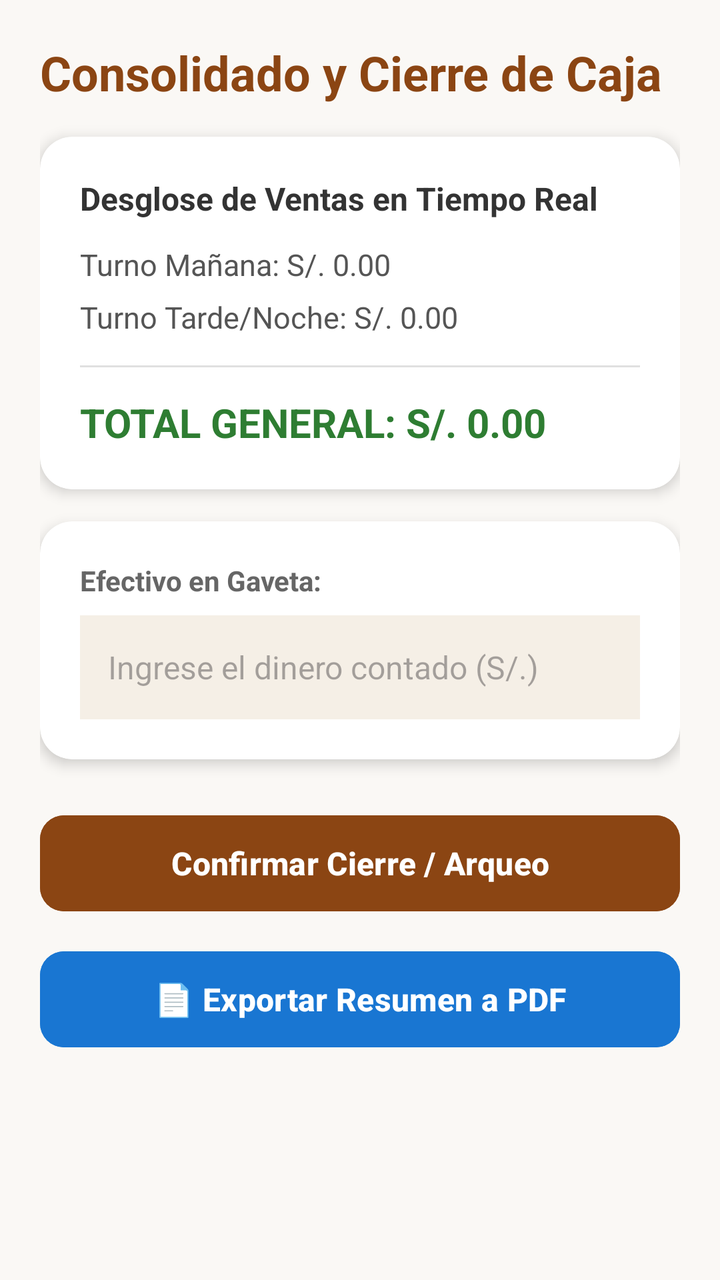
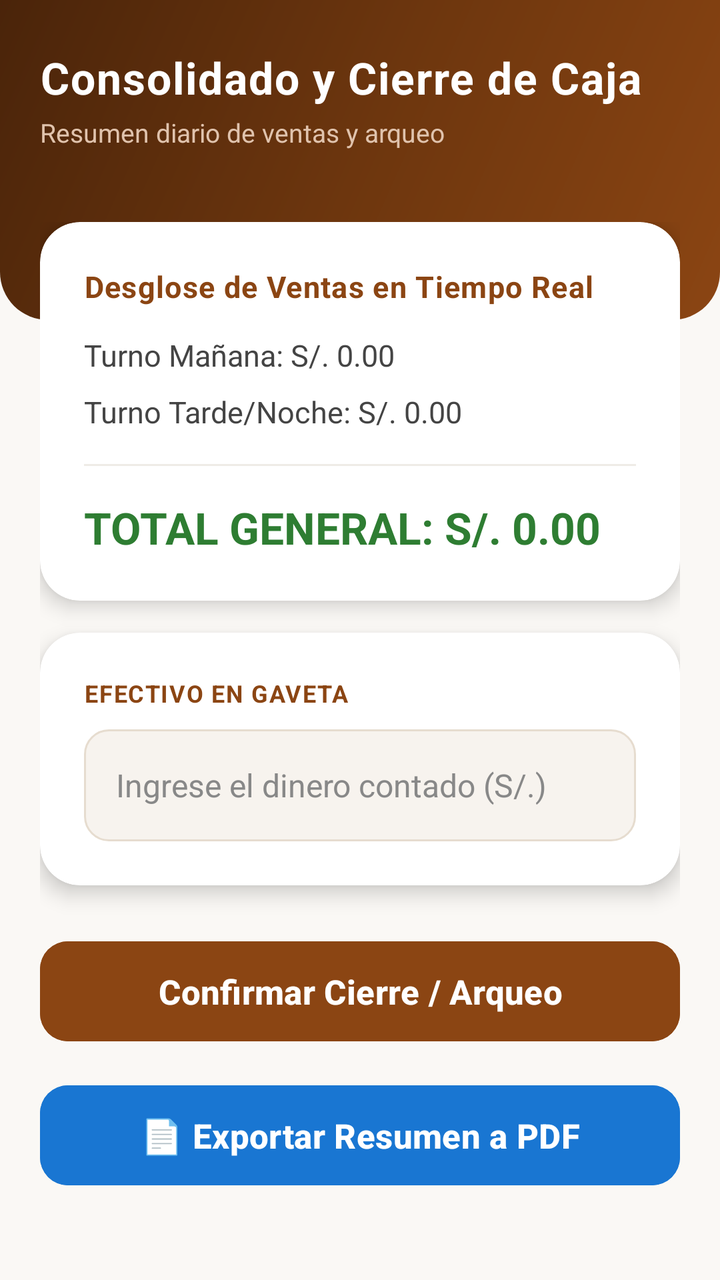

The first picture is an Android layout as it rendered before a commit; the second is the same layout after the commit. The layout source and the unified diff follow.
<!-- AndroidManifest.xml: application theme Theme.Ricopan_ventas -->
<!-- res/layout/activity_cierre_caja.xml -->
<?xml version="1.0" encoding="utf-8"?>
<ScrollView xmlns:android="http://schemas.android.com/apk/res/android"
    xmlns:app="http://schemas.android.com/apk/res-auto"
    android:layout_width="match_parent"
    android:layout_height="match_parent"
    android:fillViewport="true"
    android:background="#FAF8F5">

    <LinearLayout
        android:layout_width="match_parent"
        android:layout_height="wrap_content"
        android:orientation="vertical"
        android:padding="20dp">

        <TextView
            android:layout_width="wrap_content"
            android:layout_height="wrap_content"
            android:text="Consolidado y Cierre de Caja"
            android:textSize="24sp"
            android:textStyle="bold"
            android:textColor="#8B4513"
            android:layout_marginBottom="16dp"/>

        
        <androidx.cardview.widget.CardView
            android:layout_width="match_parent"
            android:layout_height="wrap_content"
            app:cardCornerRadius="16dp"
            app:cardElevation="4dp"
            app:cardBackgroundColor="@android:color/white"
            android:layout_marginBottom="16dp">

            <LinearLayout
                android:layout_width="match_parent"
                android:layout_height="wrap_content"
                android:orientation="vertical"
                android:padding="20dp">

                <TextView
                    android:layout_width="wrap_content"
                    android:layout_height="wrap_content"
                    android:text="Desglose de Ventas en Tiempo Real"
                    android:textColor="#333333"
                    android:textStyle="bold"
                    android:textSize="16sp"
                    android:layout_marginBottom="12dp"/>

                <TextView
                    android:id="@+id/tvVentasManana"
                    android:layout_width="wrap_content"
                    android:layout_height="wrap_content"
                    android:text="Turno Mañana: S/. 0.00"
                    android:textSize="15sp"
                    android:textColor="#555555"
                    android:layout_marginBottom="6dp"/>

                <TextView
                    android:id="@+id/tvVentasTarde"
                    android:layout_width="wrap_content"
                    android:layout_height="wrap_content"
                    android:text="Turno Tarde/Noche: S/. 0.00"
                    android:textSize="15sp"
                    android:textColor="#555555"
                    android:layout_marginBottom="14dp"/>

                <View
                    android:layout_width="match_parent"
                    android:layout_height="1dp"
                    android:background="#E0E0E0"
                    android:layout_marginBottom="14dp"/>

                <TextView
                    android:id="@+id/tvTotalEsperado"
                    android:layout_width="wrap_content"
                    android:layout_height="wrap_content"
                    android:text="TOTAL GENERAL: S/. 0.00"
                    android:textColor="#2E7D32"
                    android:textStyle="bold"
                    android:textSize="20sp"/>
            </LinearLayout>
        </androidx.cardview.widget.CardView>

        
        <androidx.cardview.widget.CardView
            android:layout_width="match_parent"
            android:layout_height="wrap_content"
            app:cardCornerRadius="16dp"
            app:cardElevation="4dp"
            app:cardBackgroundColor="@android:color/white"
            android:layout_marginBottom="24dp">

            <LinearLayout
                android:layout_width="match_parent"
                android:layout_height="wrap_content"
                android:orientation="vertical"
                android:padding="20dp">

                <TextView
                    android:layout_width="wrap_content"
                    android:layout_height="wrap_content"
                    android:text="Efectivo en Gaveta:"
                    android:textColor="#666666"
                    android:textStyle="bold"
                    android:textSize="14sp"
                    android:layout_marginBottom="8dp"/>

                <EditText
                    android:id="@+id/etEfectivoFisico"
                    android:layout_width="match_parent"
                    android:layout_height="52dp"
                    android:hint="Ingrese el dinero contado (S/.)"
                    android:inputType="numberDecimal"
                    android:background="#F5EFE6"
                    android:paddingHorizontal="14dp"
                    android:textSize="16sp"/>
            </LinearLayout>
        </androidx.cardview.widget.CardView>

        
        <Button
            android:id="@+id/btnConfirmarCierre"
            android:layout_width="match_parent"
            android:layout_height="56dp"
            android:text="Confirmar Cierre / Arqueo"
            android:backgroundTint="#8B4513"
            android:textColor="@android:color/white"
            android:textStyle="bold"
            android:textSize="16sp"
            app:cornerRadius="12dp"
            android:layout_marginBottom="12dp"/>

        <Button
            android:id="@+id/btnExportarPDF"
            android:layout_width="match_parent"
            android:layout_height="56dp"
            android:text="📄 Exportar Resumen a PDF"
            android:backgroundTint="#1976D2"
            android:textColor="@android:color/white"
            android:textStyle="bold"
            android:textSize="16sp"
            app:cornerRadius="12dp"/>

    </LinearLayout>
</ScrollView>
<!-- resources referenced by this layout -->
<resources>
  <style name="Theme.Ricopan_ventas" parent="Base.Theme.Ricopan_ventas" />
  <style name="Base.Theme.Ricopan_ventas" parent="Theme.Material3.DayNight.NoActionBar">
          
          
      </style>
</resources>

<!-- the commit's change to res/layout/activity_cierre_caja.xml (unified diff, before → after) -->
@@ -1,144 +1,182 @@
 <?xml version="1.0" encoding="utf-8"?>
-<ScrollView xmlns:android="http://schemas.android.com/apk/res/android"
+<RelativeLayout xmlns:android="http://schemas.android.com/apk/res/android"
     xmlns:app="http://schemas.android.com/apk/res-auto"
     android:layout_width="match_parent"
     android:layout_height="match_parent"
-    android:fillViewport="true"
     android:background="#FAF8F5">
 
+    
+    <View
+        android:id="@+id/viewHeaderBg"
+        android:layout_width="match_parent"
+        android:layout_height="160dp"
+        android:background="@drawable/bg_header_gradient" />
+
     <LinearLayout
+        android:id="@+id/llHeaderTitle"
         android:layout_width="match_parent"
         android:layout_height="wrap_content"
         android:orientation="vertical"
-        android:padding="20dp">
+        android:paddingHorizontal="20dp"
+        android:paddingTop="24dp"
+        android:paddingBottom="16dp">
 
         <TextView
             android:layout_width="wrap_content"
             android:layout_height="wrap_content"
             android:text="Consolidado y Cierre de Caja"
-            android:textSize="24sp"
+            android:textSize="22sp"
             android:textStyle="bold"
-            android:textColor="#8B4513"
-            android:layout_marginBottom="16dp"/>
+            android:textColor="@android:color/white"
+            android:letterSpacing="0.03"/>
 
-        
-        <androidx.cardview.widget.CardView
+        <TextView
+            android:layout_width="wrap_content"
+            android:layout_height="wrap_content"
+            android:text="Resumen diario de ventas y arqueo"
+            android:textSize="13sp"
+            android:textColor="#E0C3AD"
+            android:layout_marginTop="4dp"/>
+    </LinearLayout>
+
+    <ScrollView
+        android:layout_width="match_parent"
+        android:layout_height="match_parent"
+        android:layout_below="@id/llHeaderTitle"
+        android:fillViewport="true"
+        android:clipToPadding="false"
+        android:padding="20dp">
+
+        <LinearLayout
             android:layout_width="match_parent"
             android:layout_height="wrap_content"
-            app:cardCornerRadius="16dp"
-            app:cardElevation="4dp"
-            app:cardBackgroundColor="@android:color/white"
-            android:layout_marginBottom="16dp">
+            android:orientation="vertical">
 
-            <LinearLayout
+            
+            <androidx.cardview.widget.CardView
                 android:layout_width="match_parent"
                 android:layout_height="wrap_content"
-                android:orientation="vertical"
-                android:padding="20dp">
+                app:cardCornerRadius="20dp"
+                app:cardElevation="6dp"
+                app:cardBackgroundColor="@android:color/white"
+                android:layout_marginBottom="16dp">
 
-                <TextView
-                    android:layout_width="wrap_content"
+                <LinearLayout
+                    android:layout_width="match_parent"
                     android:layout_height="wrap_content"
-                    android:text="Desglose de Ventas en Tiempo Real"
-                    android:textColor="#333333"
-                    android:textStyle="bold"
-                    android:textSize="16sp"
-                    android:layout_marginBottom="12dp"/>
+                    android:orientation="vertical"
+                    android:padding="22dp">
 
-                <TextView
-                    android:id="@+id/tvVentasManana"
-                    android:layout_width="wrap_content"
-                    android:layout_height="wrap_content"
-                    android:text="Turno Mañana: S/. 0.00"
-                    android:textSize="15sp"
-                    android:textColor="#555555"
-                    android:layout_marginBottom="6dp"/>
+                    <TextView
+                        android:layout_width="wrap_content"
+                        android:layout_height="wrap_content"
+                        android:text="Desglose de Ventas en Tiempo Real"
+                        android:textColor="#8B4513"
+                        android:textStyle="bold"
+                        android:textSize="15sp"
+                        android:layout_marginBottom="14dp"
+                        android:letterSpacing="0.03"/>
 
-                <TextView
-                    android:id="@+id/tvVentasTarde"
-                    android:layout_width="wrap_content"
-                    android:layout_height="wrap_content"
-                    android:text="Turno Tarde/Noche: S/. 0.00"
-                    android:textSize="15sp"
-                    android:textColor="#555555"
-                    android:layout_marginBottom="14dp"/>
+                    <TextView
+                        android:id="@+id/tvVentasManana"
+                        android:layout_width="wrap_content"
+                        android:layout_height="wrap_content"
+                        android:text="Turno Mañana: S/. 0.00"
+                        android:textSize="15sp"
+                        android:textColor="#444444"
+                        android:layout_marginBottom="8dp"/>
 
-                <View
-                    android:layout_width="match_parent"
-                    android:layout_height="1dp"
-                    android:background="#E0E0E0"
-                    android:layout_marginBottom="14dp"/>
+                    <TextView
+                        android:id="@+id/tvVentasTarde"
+                        android:layout_width="wrap_content"
+                        android:layout_height="wrap_content"
+                        android:text="Turno Tarde/Noche: S/. 0.00"
+                        android:textSize="15sp"
+                        android:textColor="#444444"
+                        android:layout_marginBottom="16dp"/>
 
-                <TextView
-                    android:id="@+id/tvTotalEsperado"
-                    android:layout_width="wrap_content"
-                    android:layout_height="wrap_content"
-                    android:text="TOTAL GENERAL: S/. 0.00"
-                    android:textColor="#2E7D32"
-                    android:textStyle="bold"
-                    android:textSize="20sp"/>
-            </LinearLayout>
-        </androidx.cardview.widget.CardView>
+                    <View
+                        android:layout_width="match_parent"
+                        android:layout_height="1dp"
+                        android:background="#EFEBE6"
+                        android:layout_marginBottom="16dp"/>
 
-        
-        <androidx.cardview.widget.CardView
-            android:layout_width="match_parent"
-            android:layout_height="wrap_content"
-            app:cardCornerRadius="16dp"
-            app:cardElevation="4dp"
-            app:cardBackgroundColor="@android:color/white"
-            android:layout_marginBottom="24dp">
+                    <TextView
+                        android:id="@+id/tvTotalEsperado"
+                        android:layout_width="wrap_content"
+                        android:layout_height="wrap_content"
+                        android:text="TOTAL GENERAL: S/. 0.00"
+                        android:textColor="#2E7D32"
+                        android:textStyle="bold"
+                        android:textSize="22sp"/>
+                </LinearLayout>
+            </androidx.cardview.widget.CardView>
 
-            <LinearLayout
+            
+            <androidx.cardview.widget.CardView
                 android:layout_width="match_parent"
                 android:layout_height="wrap_content"
-                android:orientation="vertical"
-                android:padding="20dp">
+                app:cardCornerRadius="20dp"
+                app:cardElevation="6dp"
+                app:cardBackgroundColor="@android:color/white"
+                android:layout_marginBottom="24dp">
 
-                <TextView
-                    android:layout_width="wrap_content"
+                <LinearLayout
+                    android:layout_width="match_parent"
                     android:layout_height="wrap_content"
-                    android:text="Efectivo en Gaveta:"
-                    android:textColor="#666666"
-                    android:textStyle="bold"
-                    android:textSize="14sp"
-                    android:layout_marginBottom="8dp"/>
+                    android:orientation="vertical"
+                    android:padding="22dp">
 
-                <EditText
-                    android:id="@+id/etEfectivoFisico"
-                    android:layout_width="match_parent"
-                    android:layout_height="52dp"
-                    android:hint="Ingrese el dinero contado (S/.)"
-                    android:inputType="numberDecimal"
-                    android:background="#F5EFE6"
-                    android:paddingHorizontal="14dp"
-                    android:textSize="16sp"/>
-            </LinearLayout>
-        </androidx.cardview.widget.CardView>
+                    <TextView
+                        android:layout_width="wrap_content"
+                        android:layout_height="wrap_content"
+                        android:text="EFECTIVO EN GAVETA"
+                        android:textColor="#8B4513"
+                        android:textStyle="bold"
+                        android:textSize="12sp"
+                        android:letterSpacing="0.05"
+                        android:layout_marginBottom="10dp"/>
 
-        
-        <Button
-            android:id="@+id/btnConfirmarCierre"
-            android:layout_width="match_parent"
-            android:layout_height="56dp"
-            android:text="Confirmar Cierre / Arqueo"
-            android:backgroundTint="#8B4513"
-            android:textColor="@android:color/white"
-            android:textStyle="bold"
-            android:textSize="16sp"
-            app:cornerRadius="12dp"
-            android:layout_marginBottom="12dp"/>
+                    <EditText
+                        android:id="@+id/etEfectivoFisico"
+                        android:layout_width="match_parent"
+                        android:layout_height="56dp"
+                        android:hint="Ingrese el dinero contado (S/.)"
+                        android:textColor="#222222"
+                        android:textColorHint="#888888"
+                        android:inputType="numberDecimal"
+                        android:background="@drawable/bg_input_field"
+                        android:paddingHorizontal="16dp"
+                        android:textSize="16sp"/>
+                </LinearLayout>
+            </androidx.cardview.widget.CardView>
 
-        <Button
-            android:id="@+id/btnExportarPDF"
-            android:layout_width="match_parent"
-            android:layout_height="56dp"
-            android:text="📄 Exportar Resumen a PDF"
-            android:backgroundTint="#1976D2"
-            android:textColor="@android:color/white"
-            android:textStyle="bold"
-            android:textSize="16sp"
-            app:cornerRadius="12dp"/>
+            
+            <Button
+                android:id="@+id/btnConfirmarCierre"
+                android:layout_width="match_parent"
+                android:layout_height="58dp"
+                android:text="Confirmar Cierre / Arqueo"
+                android:backgroundTint="#8B4513"
+                android:textColor="@android:color/white"
+                android:textStyle="bold"
+                android:textSize="17sp"
+                app:cornerRadius="14dp"
+                android:layout_marginBottom="14dp"
+                android:elevation="6dp"/>
 
-    </LinearLayout>
-</ScrollView>
+            <Button
+                android:id="@+id/btnExportarPDF"
+                android:layout_width="match_parent"
+                android:layout_height="58dp"
+                android:text="📄 Exportar Resumen a PDF"
+                android:backgroundTint="#1976D2"
+                android:textColor="@android:color/white"
+                android:textStyle="bold"
+                android:textSize="17sp"
+                app:cornerRadius="14dp"
+                android:elevation="6dp"/>
+
+        </LinearLayout>
+    </ScrollView>
+</RelativeLayout>
<!-- resource entries referenced after the edit -->
@@ -1,5 +1,28 @@
 <!-- resources referenced by this layout -->
 <resources>
+  <!-- drawable bg_header_gradient (drawable) -->
+  <?xml version="1.0" encoding="utf-8"?>
+  <shape xmlns:android="http://schemas.android.com/apk/res/android"
+      android:shape="rectangle">
+      <gradient
+          android:angle="135"
+          android:startColor="#8B4513"
+          android:centerColor="#6D360E"
+          android:endColor="#4A240A" />
+      <corners
+          android:bottomLeftRadius="24dp"
+          android:bottomRightRadius="24dp" />
+  </shape>
+  <!-- drawable bg_input_field (drawable) -->
+  <?xml version="1.0" encoding="utf-8"?>
+  <shape xmlns:android="http://schemas.android.com/apk/res/android"
+      android:shape="rectangle">
+      <solid android:color="#F7F3EE" />
+      <corners android:radius="12dp" />
+      <stroke
+          android:width="1dp"
+          android:color="#E6DCCF" />
+  </shape>
   <style name="Theme.Ricopan_ventas" parent="Base.Theme.Ricopan_ventas" />
   <style name="Base.Theme.Ricopan_ventas" parent="Theme.Material3.DayNight.NoActionBar">
           
